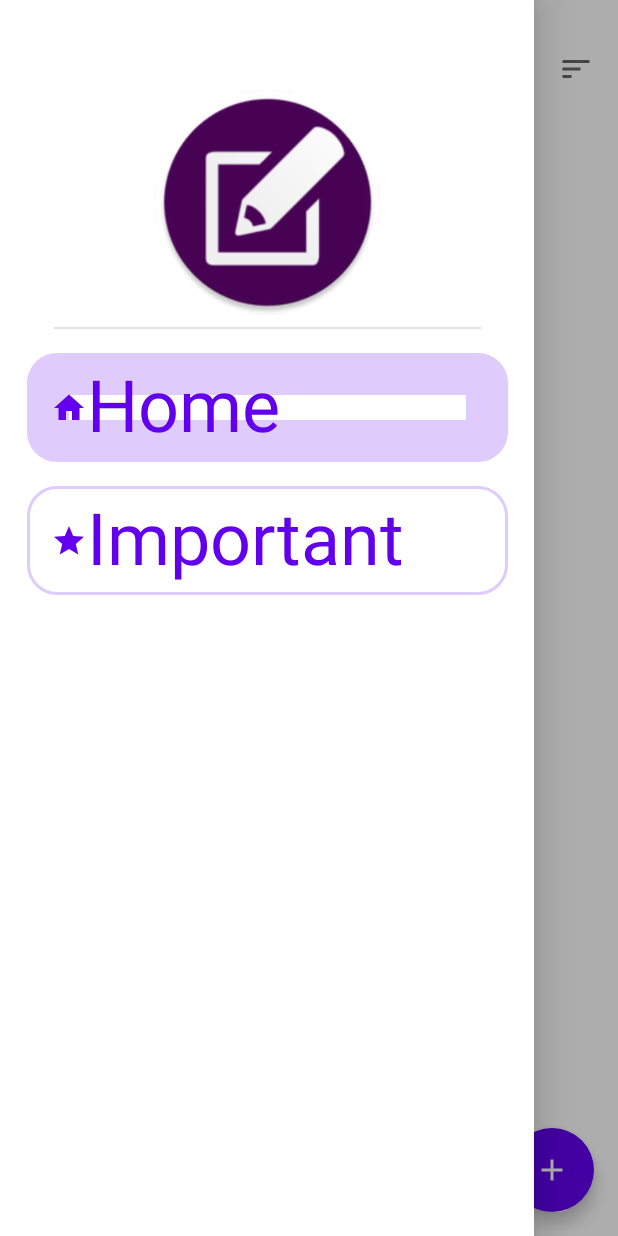
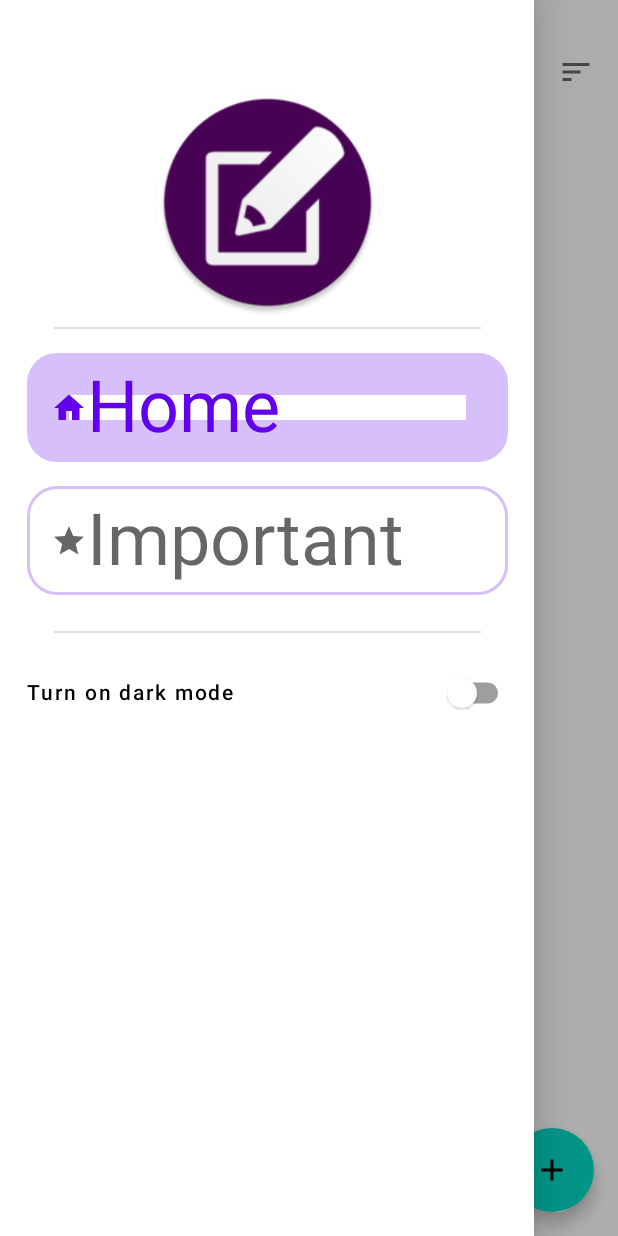
Before and after one commit to sedramerkhan/SMNotes, an Android app built with Jetpack Compose: the composable NotesScreen shown on its own in the app's theme, after a tap on "Menu", on a phone screen of 412 x 824 dp. Run offline under Robolectric (Android 15) with nearby library versions, the phone set to English and light mode, and no system bars; our stand-ins replace Dagger/Hilt's generated code, Room's generated code; libraries missing offline, so code that uses them is left out: com.ramcosta.composedestinations; 2 statements that could not run were skipped.

Commit message:
light && dark mode

```diff
--- a/app/src/main/java/com/smnotes/presentation/notesScreen/NotesScreen.kt
+++ b/app/src/main/java/com/smnotes/presentation/notesScreen/NotesScreen.kt
@@ -1,6 +1,7 @@
 package com.smnotes.presentation.notesScreen
 
 import androidx.compose.animation.*
+import androidx.compose.animation.core.LinearOutSlowInEasing
 import androidx.compose.animation.core.tween
 import androidx.compose.foundation.ExperimentalFoundationApi
 import androidx.compose.foundation.clickable
@@ -28,7 +29,7 @@ import kotlinx.coroutines.launch
 
 @OptIn(ExperimentalFoundationApi::class, ExperimentalMaterialApi::class)
 @ExperimentalAnimationApi
-@Destination(start = true)
+@Destination
 @Composable
 fun NotesScreen(
     navigator: DestinationsNavigator,
@@ -46,20 +47,23 @@ fun NotesScreen(
     Scaffold(
         scaffoldState = scaffoldState,
         topBar = {
-            CustomTopAppBar(title = "Notes", navigationIcon = {
+            CustomTopAppBar(title = selectedItemDrawer.value,
+                navigationIcon = {
                     IconButton(
                         onClick = {
                             scope.launch {
-                           drawerState.animateTo(DrawerValue.Open,tween(500))
+                                drawerState.animateTo(DrawerValue.Open, tween(500))
                             }
                         },
                     ) {
                         Icon(
+                            modifier = Modifier.padding(end = 4.dp),
                             imageVector = Icons.Default.Menu,
                             contentDescription = "Menu"
                         )
                     }
-            }) {
+                },
+                actions = {
                     IconButton(
                         onClick = {
                             onEvent(NotesEvent.ToggleOrderSection)
@@ -70,27 +74,34 @@ fun NotesScreen(
                             contentDescription = "Sort"
                         )
                     }
-            }
+                })
         },
         floatingActionButton = {
             FloatingActionButton(
                 onClick = {
                     navigator.navigate(NoteScreenDestination(-1, -1))
                 },
-                backgroundColor = MaterialTheme.colors.primary
+                backgroundColor = MaterialTheme.colors.secondary
             ) {
-                Icon(imageVector = Icons.Default.Add, contentDescription = "Add note")
+                Icon(
+                    imageVector = Icons.Default.Add, contentDescription = "Add note",
+                    tint = Color.Black
+                )
             }
         },
-//        drawerBackgroundColor = Color.Transparent,
         drawerContent = {
-            MainDrawer(selected = selectedItemDrawer, onItemSelected ={
-                if(selectedItemDrawer != it)
+            MainDrawer(selected = selectedItemDrawer, onItemSelected = {
+                if (selectedItemDrawer != it) {
                     selectedItemDrawer = it
                     onEvent(NotesEvent.GetNotes)
-            } )
+                }
+                scope.launch {
+                    drawerState.animateTo(DrawerValue.Closed, tween(800))
+                }
+            }, isDark = application.isDark, toggleLightTheme = { application.toggleLightTheme() })
         }
     ) {
+
         Column(
             modifier = Modifier
                 .padding(16.dp)
@@ -158,5 +169,7 @@ fun NotesScreen(
                 }
             }
         }
+
+
     }
 }
--- a/app/src/main/java/com/smnotes/presentation/notesScreen/NotesViewModel.kt
+++ b/app/src/main/java/com/smnotes/presentation/notesScreen/NotesViewModel.kt
@@ -4,12 +4,14 @@ import androidx.compose.runtime.State
 import androidx.compose.runtime.getValue
 import androidx.compose.runtime.mutableStateOf
 import androidx.compose.runtime.setValue
+import androidx.lifecycle.AndroidViewModel
 import androidx.lifecycle.ViewModel
 import androidx.lifecycle.viewModelScope
 import com.smnotes.domain.model.Note
 import com.smnotes.domain.usecase.NoteUseCases
 import com.smnotes.domain.order.NoteOrder
 import com.smnotes.domain.order.OrderType
+import com.smnotes.presentation.NoteApp
 import com.smnotes.presentation.notesScreen.components.DrawerItems
 import dagger.hilt.android.lifecycle.HiltViewModel
 import kotlinx.coroutines.Job
@@ -20,8 +22,12 @@ import javax.inject.Inject
 
 @HiltViewModel
 class NotesViewModel @Inject constructor(
-    private val noteUseCases: NoteUseCases
-) : ViewModel() {
+    private val noteUseCases: NoteUseCases,
+    application: NoteApp,
+) : AndroidViewModel(application) {
+
+     val application
+        get() = getApplication<NoteApp>()
 
     private val _state = mutableStateOf(NotesState())
     val state: State<NotesState> = _state
@@ -47,7 +53,7 @@ class NotesViewModel @Inject constructor(
                 ) {
                     return
                 }
-               getImportantNotes(event.noteOrder)
+                getNotesSelectedItemDrawer(event.noteOrder)
             }
             is NotesEvent.DeleteNote -> {
                 viewModelScope.launch {
--- a/app/src/main/java/com/smnotes/presentation/notesScreen/components/CustomTopAppBar.kt
+++ b/app/src/main/java/com/smnotes/presentation/notesScreen/components/CustomTopAppBar.kt
@@ -1,6 +1,8 @@
 package com.smnotes.presentation.notesScreen.components
 
 import androidx.compose.animation.AnimatedVisibility
+import androidx.compose.animation.ExperimentalAnimationApi
+import androidx.compose.animation.scaleIn
 import androidx.compose.foundation.layout.RowScope
 import androidx.compose.foundation.layout.padding
 import androidx.compose.material.MaterialTheme
@@ -14,6 +16,7 @@ import androidx.compose.ui.unit.dp
 import com.smnotes.presentation.utils.STATUS_BAR_HEIGHT
 
 
+@OptIn(ExperimentalAnimationApi::class)
 @Composable
 fun CustomTopAppBar(
     title: String,
@@ -27,9 +30,7 @@ fun CustomTopAppBar(
     TopAppBar(
         modifier = Modifier.padding(top= STATUS_BAR_HEIGHT),
         title = {
-            AnimatedVisibility(visible = true) {
                 Text(text = title, style = style , modifier = modifier)
-            }
         },
         backgroundColor = backgroundColor,
         contentColor = contentColor,
--- a/app/src/main/java/com/smnotes/presentation/notesScreen/components/MainDrawer.kt
+++ b/app/src/main/java/com/smnotes/presentation/notesScreen/components/MainDrawer.kt
@@ -22,18 +22,19 @@ import com.smnotes.R
 fun MainDrawer(
     selected: DrawerItems,
     onItemSelected: (DrawerItems) -> Unit,
+    isDark: Boolean,
+    toggleLightTheme: () -> Unit
 ) {
-    val round = 40.dp
     Surface(
         modifier = Modifier.fillMaxWidth(),
-//        shape = RoundedCornerShape(topEnd = round, bottomEnd = round)
     ) {
         Column(
             modifier = Modifier.padding(top = 60.dp),
             horizontalAlignment = Alignment.CenterHorizontally
         ) {
             TopDrawerView()
-            DrawerItemsView(selected = selected, onItemSelected = onItemSelected)
+            DrawerItemsView(isDark = isDark, selected = selected, onItemSelected = onItemSelected)
+            Switch(isDark = isDark, toggleLightTheme = toggleLightTheme)
         }
     }
 }
@@ -41,45 +42,51 @@ fun MainDrawer(
 
 @Composable
 fun TopDrawerView() {
-    Card( modifier = Modifier.clip(CircleShape)){
+    Card(modifier = Modifier.clip(CircleShape)) {
         Image(
-           modifier = Modifier.size(150.dp) ,
+            modifier = Modifier.size(150.dp),
             painter = painterResource(id = R.drawable.img), contentDescription = null,
 
             )
     }
 
-    Divider(Modifier.fillMaxWidth(.8f).padding(top=8.dp,bottom=16.dp))
+    Divider(
+        Modifier
+            .fillMaxWidth(.8f)
+            .padding(top = 8.dp, bottom = 16.dp)
+    )
 
 }
 
 @Composable
 fun DrawerItemsView(
+    isDark: Boolean,
     selected: DrawerItems,
     onItemSelected: (DrawerItems) -> Unit,
 ) {
     getDrawerItems().forEach {
-        val color = MaterialTheme.colors.primary.copy(alpha = 0.2f)
-        val color2 = MaterialTheme.colors.primary
+        val backgroundColor = MaterialTheme.colors.primary.copy(alpha = 0.25f)
+        val color2 =
+            if (selected == it && !isDark)
+                MaterialTheme.colors.primary
+            else MaterialTheme.colors.onSurface.copy(alpha = if (isDark) .8f else .6f)
         val round = RoundedCornerShape(20.dp)
         val width =
             animateDpAsState(
                 targetValue = if (selected == it) 28.dp else 2.dp, animationSpec = tween(
-                    durationMillis = 500,
+                    durationMillis = 200,
                     easing = LinearEasing,
-//                        delayMillis = 500
                 )
             )
         Box(
             Modifier
                 .fillMaxWidth(.9f)
                 .clickable { onItemSelected(it) }
-//                    .background(backgroundColor.value)
         ) {
             Box(
                 Modifier
                     .matchParentSize()
-                    .border(width.value, color, round)
+                    .border(width.value, backgroundColor, round)
             ) {
             }
             Row(
@@ -98,3 +105,32 @@ fun DrawerItemsView(
         Spacer(Modifier.height(16.dp))
     }
 }
+
+@Composable
+fun Switch(isDark: Boolean, toggleLightTheme: () -> Unit) {
+    Divider(
+        Modifier
+            .fillMaxWidth(.8f)
+            .padding(top = 8.dp, bottom = 16.dp)
+    )
+    Row(
+        modifier = Modifier.fillMaxWidth(.9f),
+        horizontalArrangement = Arrangement.SpaceBetween,
+        verticalAlignment = Alignment.CenterVertically
+    )
+    {
+        val on_off = if (isDark) "off" else "on"
+        Text(
+            text = "Turn $on_off dark mode",
+            style = MaterialTheme.typography.button,
+            color = MaterialTheme.colors.onSurface
+        )
+        Switch(
+            checked = isDark,
+            onCheckedChange = { toggleLightTheme() },
+            colors = SwitchDefaults.colors(
+
+            )
+        )
+    }
+}
--- a/app/src/main/java/com/smnotes/presentation/utils/Constants.kt
+++ b/app/src/main/java/com/smnotes/presentation/utils/Constants.kt
@@ -3,4 +3,4 @@ package com.smnotes.presentation.utils
 
 import androidx.compose.ui.unit.dp
 
-val STATUS_BAR_HEIGHT = 18.dp
+val STATUS_BAR_HEIGHT = 20.dp
```
Also changed, not shown: app/src/main/java/com/smnotes/presentation/theme/Theme.kt (+20 -16 lines), app/src/main/java/com/smnotes/presentation/theme/Type.kt (+14 -14 lines). Lines whose indentation alone changed are shown as unchanged.
